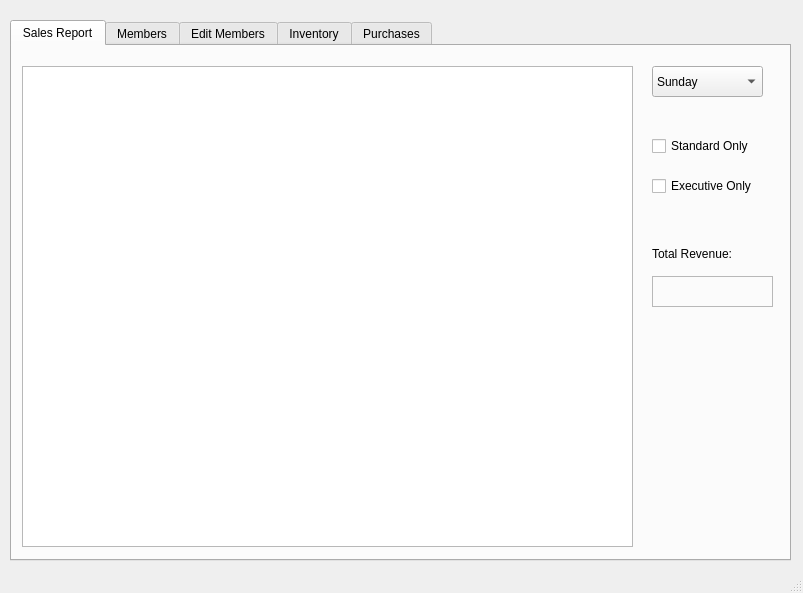
This is QtCuties-BulkClubProject/menu.ui in NicholasHuCS1C/Bulk-Club-CS1C as Qt 5 draws it before an edit. The edited form follows.
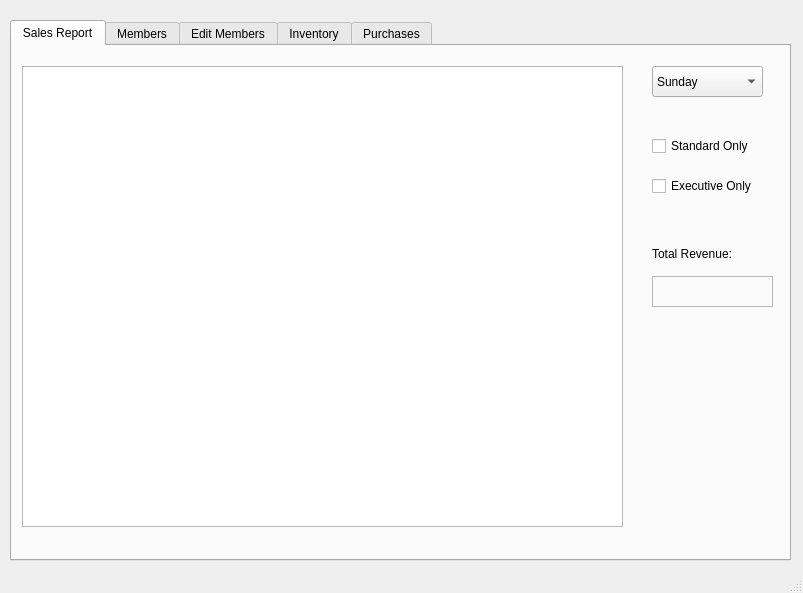
This is the edited form. The open tabs and pages were chosen to show the change.

The edit to the form file:
```diff
--- a/QtCuties-BulkClubProject/menu.ui
+++ b/QtCuties-BulkClubProject/menu.ui
@@ -75,16 +75,6 @@
        </property>
       </item>
      </widget>
-     <widget class="QTableWidget" name="tableWidgetSalesReport">
-      <property name="geometry">
-       <rect>
-        <x>10</x>
-        <y>20</y>
-        <width>611</width>
-        <height>481</height>
-       </rect>
-      </property>
-     </widget>
      <widget class="QCheckBox" name="checkBoxStandard">
       <property name="geometry">
        <rect>
@@ -151,6 +141,16 @@
        <string/>
       </property>
      </widget>
+     <widget class="QTableView" name="salesReportTableView">
+      <property name="geometry">
+       <rect>
+        <x>10</x>
+        <y>20</y>
+        <width>601</width>
+        <height>461</height>
+       </rect>
+      </property>
+     </widget>
     </widget>
     <widget class="QWidget" name="tabDisplayMembers">
      <attribute name="title">
```
Left out of the diff: 2 changed lines with no effect on the pictures.
